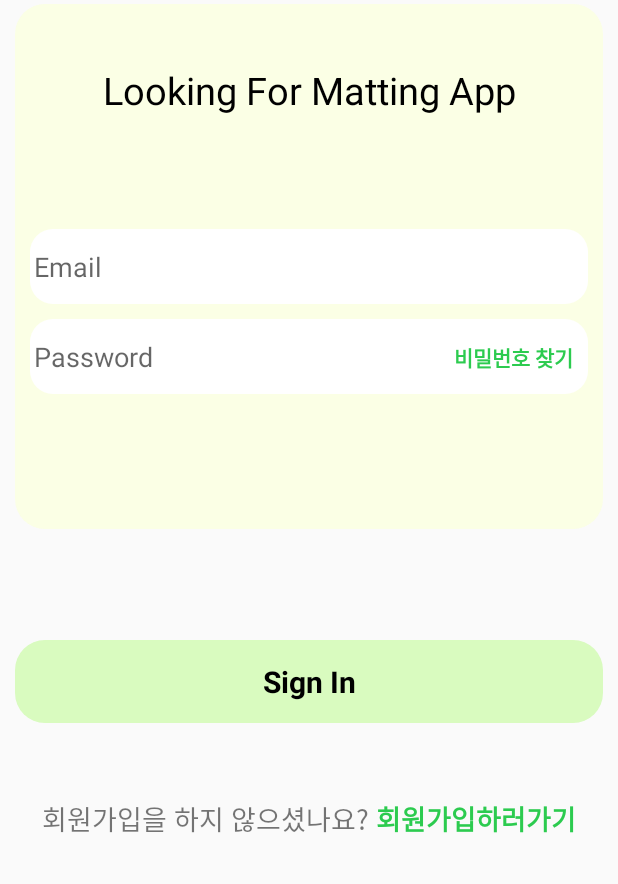
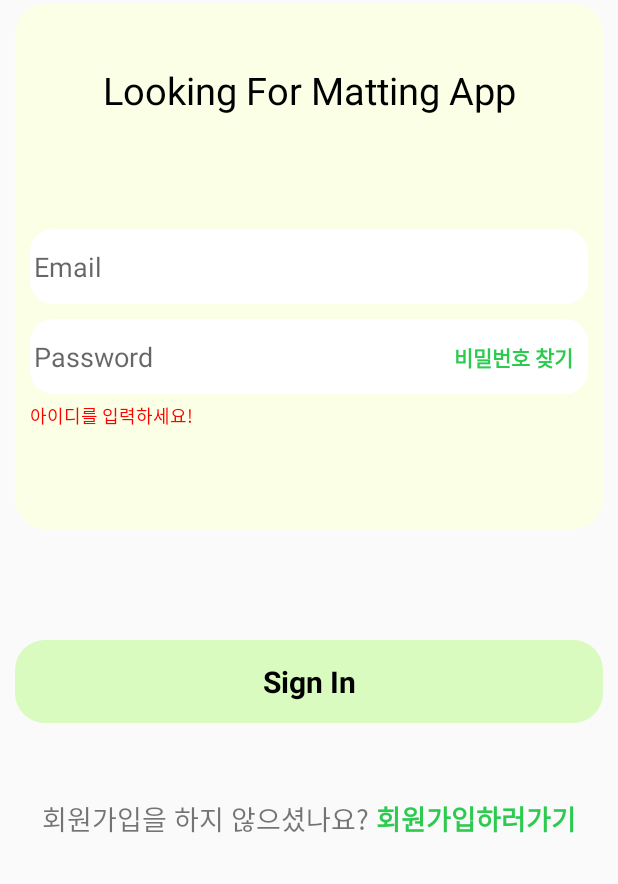
Before and after one commit to K-Graduate/application, an Android app: the screen it shows after launch (LoginActivity), after a tap on "Sign In", on a phone screen of 412 x 824 dp, the part 352-1236 px from its top. Run offline under Robolectric (Android 15) with nearby library versions, the phone set to English and light mode, and no system bars.

Commit message:
로그인 입력 예외값 처리 및 아이디 입력 예외값 처리

```diff
--- a/KGraduate/app/build.gradle
+++ b/KGraduate/app/build.gradle
@@ -31,6 +31,10 @@ android {
     }
     kotlinOptions {
         jvmTarget = '1.8'
+    }
+
+    viewBinding {
+        enabled = true
     }
 }
 
--- a/KGraduate/app/src/main/java/com/example/kgraduate/layouts/LoginActivity.kt
+++ b/KGraduate/app/src/main/java/com/example/kgraduate/layouts/LoginActivity.kt
@@ -11,6 +11,7 @@ import android.widget.Toast
 import com.example.kgraduate.login.Login
 import com.example.kgraduate.login.LoginService
 import com.example.kgraduate.R
+import com.example.kgraduate.databinding.ActivityLoginBinding
 import kotlinx.android.synthetic.main.activity_login.tv_register
 import kotlinx.android.synthetic.main.activity_login.signIn
 import kotlinx.android.synthetic.main.activity_login.logInId
@@ -29,10 +30,12 @@ class LoginActivity : AppCompatActivity() {
 
     var login: Login? = null
     lateinit var prefs : SharedPreferences
+    lateinit var binding : ActivityLoginBinding
 
     override fun onCreate(savedInstanceState: Bundle?) {
         super.onCreate(savedInstanceState)
-        setContentView(R.layout.activity_login)
+        binding = ActivityLoginBinding.inflate(layoutInflater)
+        setContentView(binding.root)
 
         prefs = getSharedPreferences("Prefs",Context.MODE_PRIVATE)
 
@@ -45,21 +48,25 @@ class LoginActivity : AppCompatActivity() {
                 LoginService::class.java)
 
         // 회원가입 하러가기
-        tv_register.setOnClickListener {
+        binding.tvRegister.setOnClickListener {
             val intent = Intent(this,RegisterActivity::class.java)
             startActivity(intent)
         }
 
         // 로그인 버튼
-        signIn.setOnClickListener {
-            val id = logInId.text.toString()
-            val pwd = logInPassword.text.toString()
+        binding.signIn.setOnClickListener {
+            val id = binding.logInId.text.toString()
+            val pwd = binding.logInPassword.text.toString()
 
             if(id=="") {
-                Toast.makeText(this, "아이디를 입력하세요.", Toast.LENGTH_SHORT).show()
+                binding.tvWarning.text = "아이디를 입력하세요!"
+                binding.tvWarning.setTextColor(Color.RED)
+                //Toast.makeText(this, "아이디를 입력하세요.", Toast.LENGTH_SHORT).show()
             }
             else if(pwd=="") {
-                Toast.makeText(this,"비밀번호를 입력하세요.",Toast.LENGTH_SHORT).show()
+                binding.tvWarning.text = "비밀번호를 입력하세요!"
+                binding.tvWarning.setTextColor(Color.RED)
+                //Toast.makeText(this,"비밀번호를 입력하세요.",Toast.LENGTH_SHORT).show()
             }
             else {
                 val intent = Intent(this, MainActivity::class.java)
@@ -79,12 +86,12 @@ class LoginActivity : AppCompatActivity() {
                                 editor.putString("token", login?.token)
                                 editor.commit()
 
-                                tv_warning.text = ""
+                                binding.tvWarning.text = ""
                                 startActivity(intent)
                             }
                             else -> {
-                                tv_warning.text = "아이디 또는 비밀번호가 잘못되었습니다!"
-                                tv_warning.setTextColor(Color.RED)
+                                binding.tvWarning.text = "아이디 또는 비밀번호가 잘못되었습니다!"
+                                binding.tvWarning.setTextColor(Color.RED)
                             }
                         }
                     }
```
Also changed, not shown: KGraduate/app/src/main/java/com/example/kgraduate/layouts/RegisterActivity.kt (+48 -32 lines), KGraduate/app/src/main/res/layout/activity_register.xml (+10 -0 lines).
